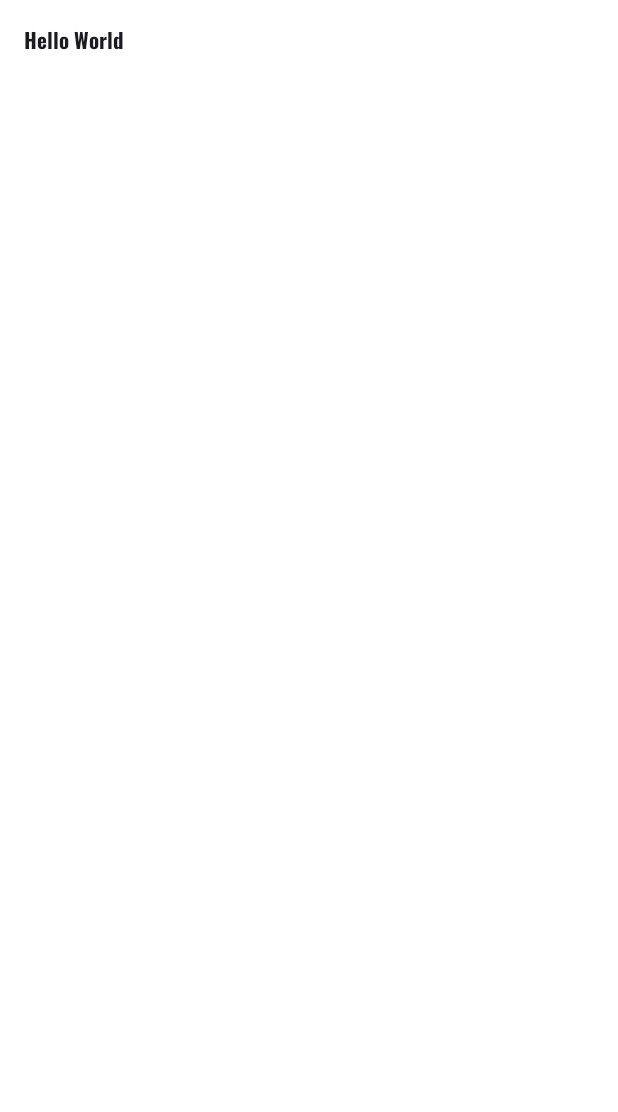
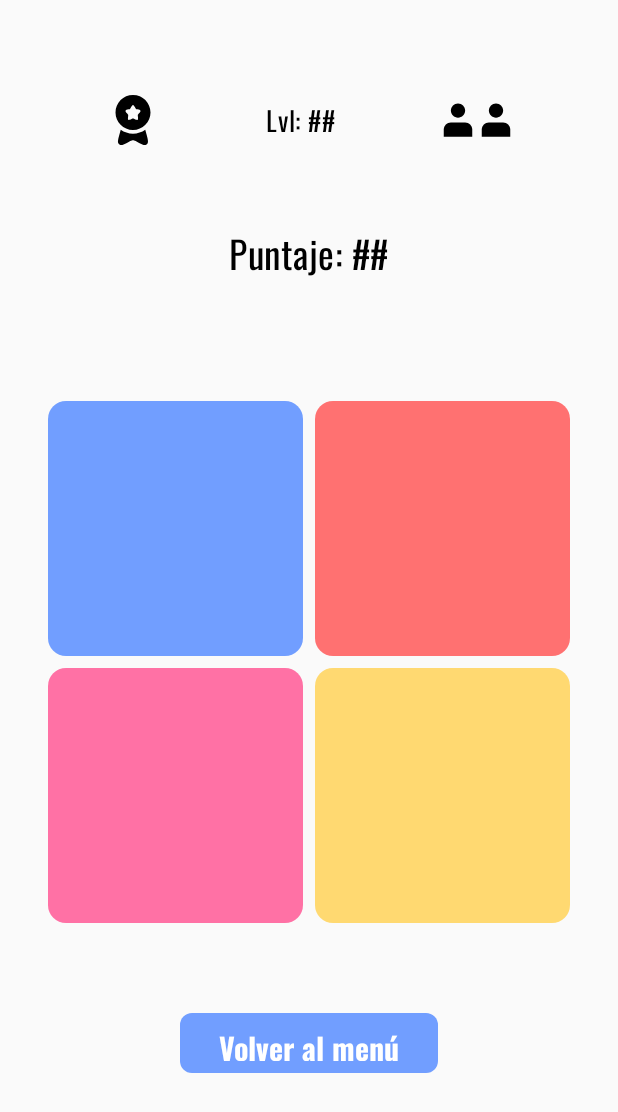
Before and after one commit to mpaulazzv/SimonDice, an Android app built with Jetpack Compose: the screen it shows after launch (MainActivity), on a phone screen of 412 x 824 dp. Before the commit the part shown is almost empty. Shown: the top 1112 px of the screen. Run offline under Robolectric (Android 15) with nearby library versions, the phone set to English and light mode, and no system bars.

Commit message:
GameBoard V1

```diff
--- /dev/null
+++ b/app/src/main/java/com/example/simondice/GameBoardScreen.kt
@@ -0,0 +1,160 @@
+package com.example.simondice
+
+import android.graphics.Color
+import androidx.compose.foundation.Image
+import androidx.compose.foundation.layout.Arrangement
+import androidx.compose.foundation.layout.Column
+import androidx.compose.foundation.layout.IntrinsicSize
+import androidx.compose.foundation.layout.Row
+import androidx.compose.foundation.layout.Spacer
+import androidx.compose.foundation.layout.fillMaxHeight
+import androidx.compose.foundation.layout.fillMaxSize
+import androidx.compose.foundation.layout.fillMaxWidth
+import androidx.compose.foundation.layout.height
+import androidx.compose.foundation.layout.size
+import androidx.compose.foundation.layout.width
+import androidx.compose.foundation.shape.RoundedCornerShape
+import androidx.compose.material3.Button
+import androidx.compose.material3.ButtonDefaults
+import androidx.compose.material3.HorizontalDivider
+import androidx.compose.material3.MaterialTheme
+import androidx.compose.material3.Text
+import androidx.compose.material3.VerticalDivider
+import androidx.compose.runtime.Composable
+import androidx.compose.runtime.mutableStateOf
+import androidx.compose.runtime.remember
+import androidx.compose.ui.Alignment
+import androidx.compose.ui.Modifier
+import androidx.compose.ui.graphics.RectangleShape
+import androidx.compose.ui.res.painterResource
+import androidx.compose.ui.unit.dp
+import java.time.format.TextStyle
+
+
+@Composable()
+fun GameBoardScreen(){
+
+    Column(
+        modifier = Modifier
+            .fillMaxSize(),
+        horizontalAlignment = Alignment.CenterHorizontally,
+        verticalArrangement = Arrangement.Top
+    ){
+
+        //Barra superior
+        Spacer(modifier = Modifier.height(60.dp))
+        Row(
+            modifier = Modifier.fillMaxWidth(),
+            horizontalArrangement = Arrangement.SpaceEvenly,
+            verticalAlignment = Alignment.CenterVertically
+        ){
+            //Contiene img de la medalla
+            Row(){
+                Image(
+                    painter = painterResource(id = R.drawable.medal_ribbon_star_svgrepo_com),
+                    contentDescription = "Medalla",
+                    modifier = Modifier.size(40.dp)
+                )
+            }
+            //Nivel
+            Text("Lvl: ##", style = MaterialTheme.typography.bodySmall)
+
+            //Tres usuarios
+            Row(){
+                Image(
+                    painter = painterResource(id = R.drawable.user_svgrepo_com),
+                    contentDescription = "user",
+                    modifier = Modifier.size(25.dp)
+                )
+                Image(
+                    painter = painterResource(id = R.drawable.user_svgrepo_com),
+                    contentDescription = "user",
+                    modifier = Modifier.size(25.dp)
+                )
+
+            }
+
+        }
+
+        Spacer(modifier = Modifier.height(50.dp))
+        //Puntaje
+
+        Text("Puntaje: ##", style = MaterialTheme.typography.bodyLarge)
+
+        Spacer(modifier = Modifier.height(80.dp))
+        //Espacio para el tablero de juego
+
+        GameBoard()
+
+        Spacer(modifier = Modifier.height(60.dp))
+        //Botón de regresar al menú
+
+        Button(
+            onClick = {/*funcionalidad para regresar al menú*/},
+            modifier = Modifier.height(40.dp).width(172.dp),
+            shape = RoundedCornerShape(8.dp),
+            colors = ButtonDefaults.buttonColors(containerColor =
+            MaterialTheme.colorScheme.primary)
+        ){
+            Text("Volver al menú",
+                style = MaterialTheme.typography.titleMedium,
+                color = MaterialTheme.colorScheme.background,
+                modifier = Modifier.align(Alignment.CenterVertically))
+        }
+
+    }
+
+}
+@Composable
+fun GameBoard(){
+
+    var cellColor = remember { mutableStateOf<androidx.compose.ui.graphics.Color?>(null) }
+
+    Column(
+        verticalArrangement = Arrangement.spacedBy(8.dp),
+    ) {
+        for (row in 0 until 2) {
+
+            Row(
+                modifier = Modifier
+                    .fillMaxWidth()
+                    .height(IntrinsicSize.Min),
+                horizontalArrangement = Arrangement.spacedBy(8.dp, alignment = Alignment.CenterHorizontally)
+            ) {
+                for (col in 0 until 2) {
+
+                    when (row){
+                        0 -> {
+                            when (col){
+                                0-> cellColor.value = MaterialTheme.colorScheme.primary
+                                1-> cellColor.value = MaterialTheme.colorScheme.tertiary
+                            }
+                        }
+
+                        1 -> {
+                            when (col){
+                                0-> cellColor.value = MaterialTheme.colorScheme.secondary
+                                1-> cellColor.value = MaterialTheme.colorScheme.surface
+                            }
+                    }
+                }
+                    GameCell(color = cellColor.value ?: MaterialTheme.colorScheme.background)
+                }
+            }
+        }
+    }
+
+}
+
+@Composable
+fun GameCell(color: androidx.compose.ui.graphics.Color){
+
+    Button(
+        onClick = {/*funcionalidad al clickear la celda*/},
+        modifier = Modifier.size(170.dp),
+        shape = RoundedCornerShape(12.dp),
+        colors = ButtonDefaults.buttonColors(containerColor = color)
+    ){
+    }
+
+}
--- a/app/src/main/java/com/example/simondice/MainActivity.kt
+++ b/app/src/main/java/com/example/simondice/MainActivity.kt
@@ -22,29 +22,8 @@ class MainActivity : ComponentActivity() {
         enableEdgeToEdge()
         setContent {
             SimonDiceTheme {
-                Surface(
-                    modifier = Modifier.fillMaxSize(),
-                    color = MaterialTheme.colorScheme.background
-                ) {
-                    Text("Hello World", style=MaterialTheme.typography.titleLarge, modifier = Modifier.padding(16.dp))
-                }
+                GameBoardScreen()
             }
         }
     }
 }
-
-@Composable
-fun Greeting(name: String, modifier: Modifier = Modifier) {
-    Text(
-        text = "Hello $name!",
-        modifier = modifier
-    )
-}
-
-@Preview(showBackground = true)
-@Composable
-fun GreetingPreview() {
-    SimonDiceTheme {
-        Greeting("Android")
-    }
-}
--- a/app/src/main/java/com/example/simondice/ui/theme/Color.kt
+++ b/app/src/main/java/com/example/simondice/ui/theme/Color.kt
@@ -4,10 +4,10 @@ import androidx.compose.ui.graphics.Color
 
 //Se definen los colores de la aplicación
 
-val red = Color(0xFFFE3131)
-val pink = Color(0xFFFB78B1)
-val yellow = Color(0xFFCDC02D)
-val blue = Color(0xFF2DA2CD)
+val red = Color(0xFFFF7171)
+val pink = Color(0xFFFF71A5)
+val yellow = Color(0xFFFFD971)
+val blue = Color(0xFF719EFF)
 val white = Color(0xFFFFFFFF)
 
 /*
--- a/app/src/main/java/com/example/simondice/ui/theme/Type.kt
+++ b/app/src/main/java/com/example/simondice/ui/theme/Type.kt
@@ -17,22 +17,40 @@ val oswald = FontFamily(
 
 // Set of Material typography styles to start with
 val Typography = Typography(
-
-    //Tipografía para texto normal (Oswald Regular)
+    //Tipografía para texto grande (Oswald Regular)
     bodyLarge = TextStyle(
         fontFamily = oswald,
         fontWeight = FontWeight.Normal,
-        fontSize = 16.sp,
+        fontSize = 25.sp,
         lineHeight = 24.sp,
         letterSpacing = 0.5.sp
     ),
 
-    //Tipografía para títulos (Oswald Bold)
+    //Tipografía para texto pequeño (Oswald Regular)
+    bodySmall = TextStyle(
+        fontFamily = oswald,
+        fontWeight = FontWeight.Normal,
+        fontSize = 18.sp,
+        lineHeight = 24.sp,
+        letterSpacing = 0.5.sp
+    ),
+
+    //Tipografía para títulos grandes (Oswald Bold)
     titleLarge = TextStyle(
         fontFamily = oswald,
         fontWeight = FontWeight.Bold,
+        fontSize = 25.sp,
         lineHeight = 28.sp,
         letterSpacing = 0.sp
-    )
+    ),
+
+    //Tipografía para títulos medianos (Oswald Bold)
+    titleMedium = TextStyle(
+        fontFamily = oswald,
+        fontWeight = FontWeight.Bold,
+        fontSize = 20.sp,
+        lineHeight = 28.sp,
+        letterSpacing = 0.sp
+    ),
 
 )
--- /dev/null
+++ b/app/src/main/res/drawable/medal_ribbon_star_svgrepo_com.xml
@@ -0,0 +1,13 @@
+<vector xmlns:android="http://schemas.android.com/apk/res/android"
+    android:width="800dp"
+    android:height="800dp"
+    android:viewportWidth="24"
+    android:viewportHeight="24">
+  <path
+      android:pathData="M12,16C15.866,16 19,12.866 19,9C19,5.134 15.866,2 12,2C8.134,2 5,5.134 5,9C5,12.866 8.134,16 12,16ZM12,6C11.716,6 11.526,6.341 11.146,7.023L11.048,7.199C10.94,7.393 10.886,7.489 10.802,7.553C10.717,7.617 10.613,7.641 10.403,7.688L10.212,7.732C9.474,7.899 9.105,7.982 9.017,8.264C8.929,8.547 9.181,8.841 9.684,9.429L9.814,9.581C9.957,9.748 10.029,9.832 10.061,9.935C10.093,10.039 10.082,10.15 10.061,10.373L10.041,10.576C9.965,11.361 9.927,11.754 10.156,11.928C10.386,12.102 10.732,11.943 11.423,11.625L11.601,11.543C11.798,11.453 11.896,11.408 12,11.408C12.104,11.408 12.202,11.453 12.399,11.543L12.577,11.625C13.268,11.943 13.614,12.102 13.844,11.928C14.073,11.754 14.035,11.361 13.959,10.576L13.939,10.373C13.918,10.15 13.907,10.039 13.939,9.935C13.971,9.832 14.043,9.748 14.186,9.581L14.316,9.429C14.819,8.841 15.071,8.547 14.983,8.264C14.895,7.982 14.526,7.899 13.788,7.732L13.597,7.688C13.387,7.641 13.283,7.617 13.198,7.553C13.114,7.489 13.06,7.393 12.952,7.199L12.854,7.023C12.474,6.341 12.284,6 12,6Z"
+      android:fillColor="#000000"
+      android:fillType="evenOdd"/>
+  <path
+      android:pathData="M7.093,15.941L6.714,17.323C6.086,19.615 5.772,20.761 6.191,21.388C6.338,21.608 6.535,21.784 6.764,21.901C7.416,22.233 8.424,21.708 10.439,20.658C11.11,20.309 11.445,20.134 11.801,20.096C11.934,20.082 12.066,20.082 12.199,20.096C12.555,20.134 12.89,20.309 13.561,20.658C15.576,21.708 16.584,22.233 17.236,21.901C17.465,21.784 17.662,21.608 17.809,21.388C18.228,20.761 17.914,19.615 17.286,17.323L16.907,15.941C15.521,16.923 13.828,17.5 12,17.5C10.172,17.5 8.479,16.923 7.093,15.941Z"
+      android:fillColor="#000000"/>
+</vector>
--- /dev/null
+++ b/app/src/main/res/drawable/user_svgrepo_com.xml
@@ -0,0 +1,12 @@
+<vector xmlns:android="http://schemas.android.com/apk/res/android"
+    android:width="800dp"
+    android:height="800dp"
+    android:viewportWidth="16"
+    android:viewportHeight="16">
+  <path
+      android:pathData="M8,7C9.657,7 11,5.657 11,4C11,2.343 9.657,1 8,1C6.343,1 5,2.343 5,4C5,5.657 6.343,7 8,7Z"
+      android:fillColor="#000000"/>
+  <path
+      android:pathData="M14,12C14,10.343 12.657,9 11,9H5C3.343,9 2,10.343 2,12V15H14V12Z"
+      android:fillColor="#000000"/>
+</vector>
```
